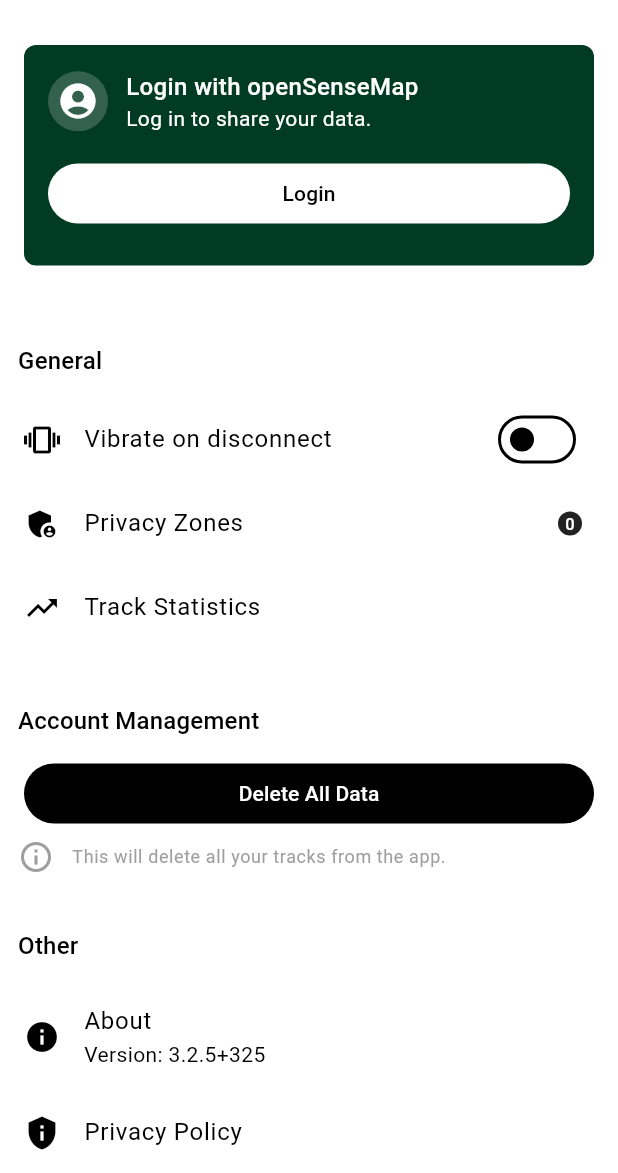
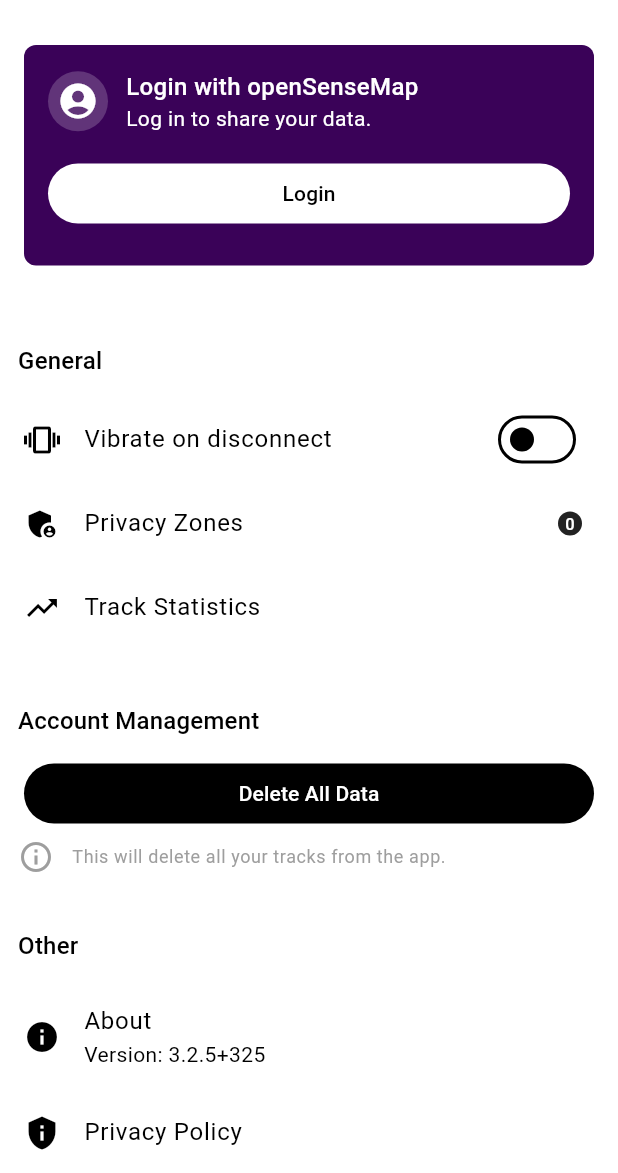
Before and after one commit to reedu-reengineering-education/sensebox-bike-flutter, a Flutter app: the SettingsScreen screen opened directly, on a phone screen of 412 x 824 dp, the part 63-1236 px from its top. Run offline on Flutter 3.47's test engine with Material 3 defaults, Android fonts, the phone set to English and light mode, and no system bars; drawn by our look-alikes of sentry_flutter; our stand-ins replace app_links, cached_network_image, csv, device_info_plus, fl_chart, flutter_blue_plus and 10 more; missing offline and left inert: dart_jsonwebtoken, google_polyline_algorithm, mapbox_maps_flutter, mapbox_maps_flutter_draw, simplify, turf; accounts and stored records are empty; generated files the repository leaves out were written again; statements that could not run were skipped.

Commit message:
fix: change theme colors for not logged in

```diff
--- a/lib/theme.dart
+++ b/lib/theme.dart
@@ -1,8 +1,10 @@
 import 'package:flutter/material.dart';
 
 // Custom colors for specific use cases
-const Color loginRequiredColor = Color(0xFF8B0000); // Dark red for login requirement
-const Color loginRequiredTextColor = Colors.white; // White text for login requirement
+const Color loginRequiredColor =
+    Color.fromARGB(255, 58, 2, 88); // Dark red for login requirement
+const Color loginRequiredTextColor =
+    Colors.white; // White text for login requirement
 
 final lightTheme = ThemeData(
   inputDecorationTheme: InputDecorationTheme(
--- a/lib/ui/screens/settings_screen.dart
+++ b/lib/ui/screens/settings_screen.dart
@@ -51,6 +51,7 @@ class SettingsScreen extends StatelessWidget {
 
     return _buildSettingsContainer(
       context,
+      isAuthenticated,
       child: Column(
         crossAxisAlignment: CrossAxisAlignment.start,
         children: [
@@ -64,12 +65,14 @@ class SettingsScreen extends StatelessWidget {
     );
   }
 
-  Widget _buildSettingsContainer(BuildContext context,
+  Widget _buildSettingsContainer(BuildContext context, bool isAuthenticated,
       {required Widget child}) {
     return Container(
       decoration: BoxDecoration(
         borderRadius: BorderRadius.circular(borderRadiusSmall),
-        color: Theme.of(context).colorScheme.tertiary,
+        color: isAuthenticated
+            ? Theme.of(context).colorScheme.tertiary
+            : loginRequiredColor,
       ),
       padding: const EdgeInsets.all(16),
       margin: const EdgeInsets.all(16),
@@ -77,7 +80,9 @@ class SettingsScreen extends StatelessWidget {
     );
   }
 
-  Widget _buildUserInfoRow(BuildContext context, bool isAuthenticated,
+  Widget _buildUserInfoRow(
+      BuildContext context,
+      bool isAuthenticated,
       Future<Map<String, dynamic>?> userData,
       OpenSenseMapBloc openSenseMapBloc) {
     return Row(
@@ -134,8 +139,7 @@ class SettingsScreen extends StatelessWidget {
     );
   }
 
-  Widget _buildUserDataDisplay(
-      BuildContext context,
+  Widget _buildUserDataDisplay(BuildContext context,
       Map<String, dynamic>? userData, OpenSenseMapBloc openSenseMapBloc) {
     final user = userData?['data']?['me'];
     final email = user?['email'] ?? "No email";
```
